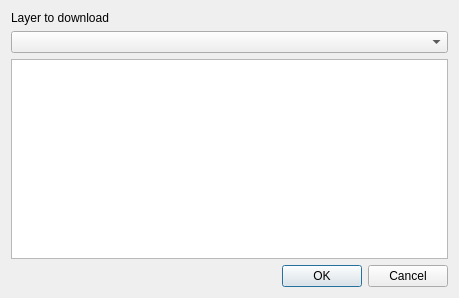
Before: the Qt Designer form ui/ui_download_layer.ui in gem/oq-irmt-qgis, drawn with Qt 5.
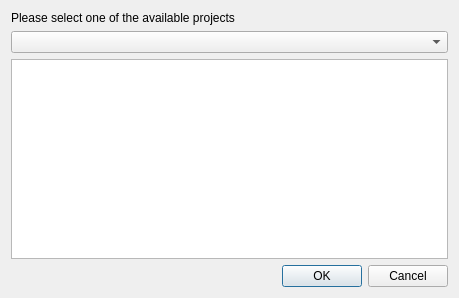
After: the same form once the commit is applied.

Commit message: Change labels in download_layer dialog

What changed in the file:
```diff
--- a/ui/ui_download_layer.ui
+++ b/ui/ui_download_layer.ui
@@ -30,7 +30,7 @@
    <item row="0" column="0">
     <widget class="QLabel" name="label">
      <property name="text">
-      <string>Layer to download</string>
+      <string>Please select one of the available projects</string>
      </property>
     </widget>
    </item>
```
Left out of the diff: 2 changed lines with no effect on the pictures. The commit also changes 1 other file.
